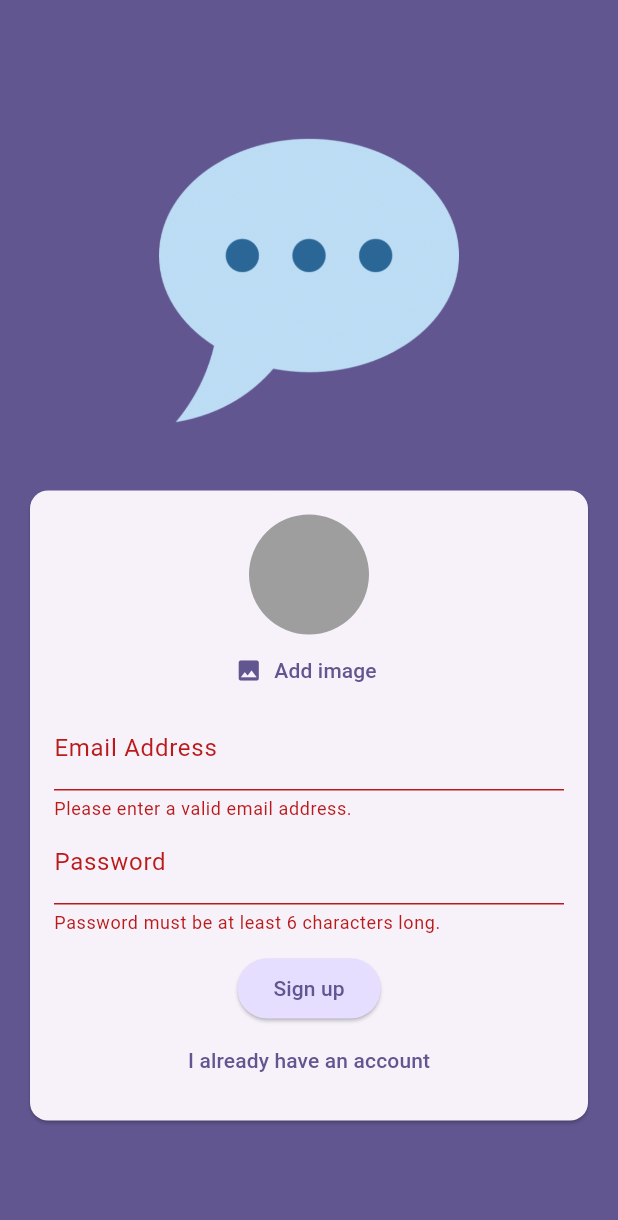
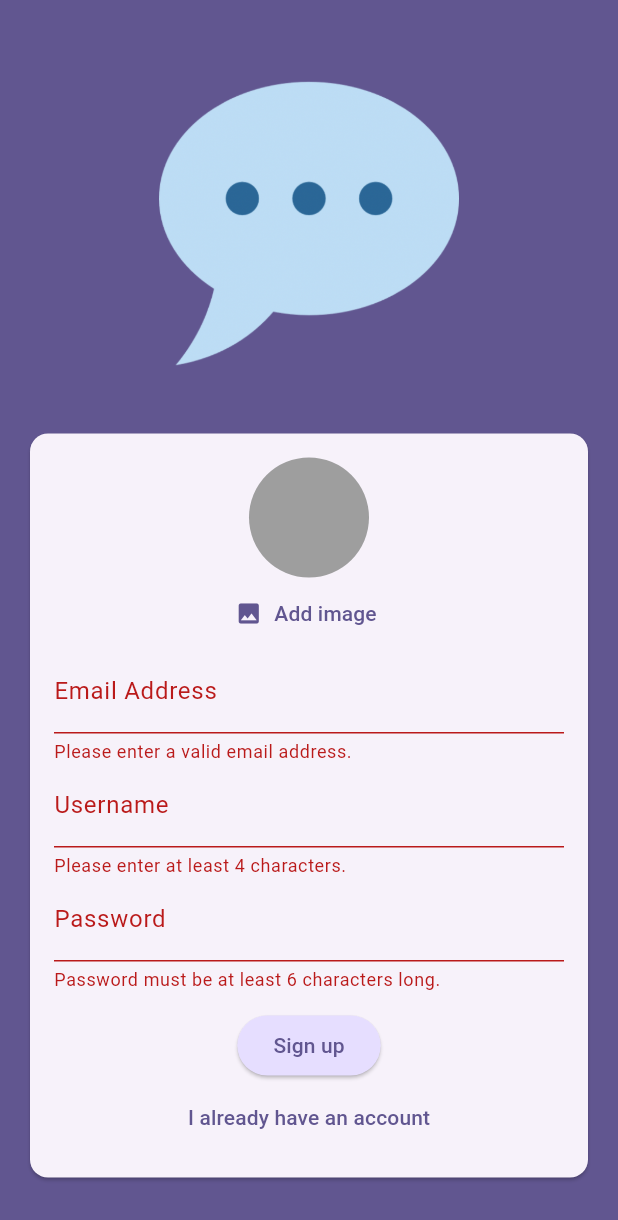
Before and after one commit to MinhNhatQA15101910/flutter_chat_app, a Flutter app: the screen it shows after launch, after a tap on "Login", after a tap on "Create an account", after a tap on "Sign up", on a phone screen of 412 x 824 dp. Shown: the top 1220 px of the screen. Run offline on Flutter 3.47's test engine with Material 3 defaults, Android fonts, the phone set to English and light mode, and no system bars; our stand-ins replace cloud_firestore, firebase_auth, firebase_core, firebase_storage, image_picker; accounts and stored records are empty.

Commit message:
Storing a username.

```diff
--- a/lib/screens/auth_screen.dart
+++ b/lib/screens/auth_screen.dart
@@ -23,6 +23,7 @@ class _AuthScreenState extends State<AuthScreen> {
   var _isLogin = true;
   var _enteredEmail = '';
   var _enteredPassword = '';
+  var _enteredUsername = '';
   File? _selectedImage;
   var _isAuthenticating = false;
 
@@ -40,7 +41,7 @@ class _AuthScreenState extends State<AuthScreen> {
         _isAuthenticating = true;
       });
       if (_isLogin) {
-        final userCredentials = await _firebaseAuth.signInWithEmailAndPassword(
+        await _firebaseAuth.signInWithEmailAndPassword(
           email: _enteredEmail,
           password: _enteredPassword,
         );
@@ -63,7 +64,7 @@ class _AuthScreenState extends State<AuthScreen> {
             .collection('users')
             .doc(userCredentials.user!.uid)
             .set({
-          'username': 'to be done...',
+          'username': _enteredUsername,
           'email': _enteredEmail,
           'image_url': imageUrl,
         });
@@ -135,6 +136,24 @@ class _AuthScreenState extends State<AuthScreen> {
                             },
                             onSaved: (value) => _enteredEmail = value!.trim(),
                           ),
+                          if (!_isLogin)
+                            TextFormField(
+                              decoration: const InputDecoration(
+                                labelText: "Username",
+                              ),
+                              enableSuggestions: false,
+                              validator: (value) {
+                                if (value == null ||
+                                    value.trim().isEmpty ||
+                                    value.trim().length < 4) {
+                                  return 'Please enter at least 4 characters.';
+                                }
+
+                                return null;
+                              },
+                              onSaved: (value) =>
+                                  _enteredUsername = value!.trim(),
+                            ),
                           TextFormField(
                             decoration: const InputDecoration(
                               labelText: "Password",
```
